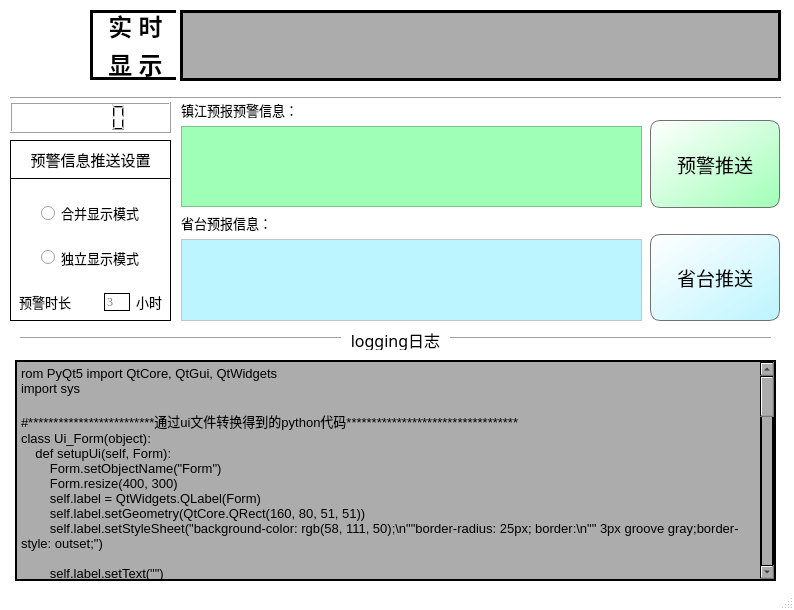
This is MessagePush.ui in dc4win/MessageDisplay as Qt 5 draws it before an edit. The edited form follows.
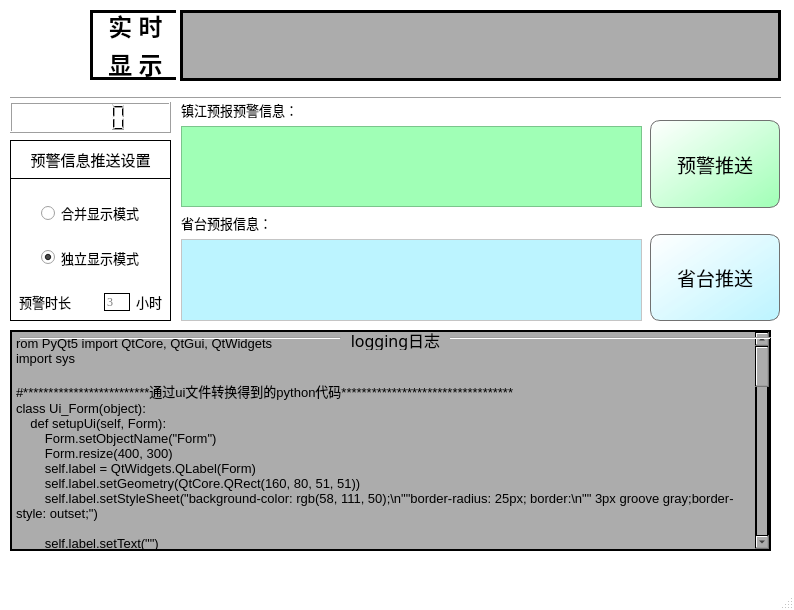
This is the edited form.

The edit to the form file:
```diff
--- a/MessagePush.ui
+++ b/MessagePush.ui
@@ -577,13 +577,16 @@
        <property name="text">
         <string>独立显示模式</string>
        </property>
+       <property name="checked">
+        <bool>true</bool>
+       </property>
        <attribute name="buttonGroup">
         <string notr="true">buttonGroup</string>
        </attribute>
       </widget>
      </item>
      <item>
-      <widget class="QWidget" name="" native="true">
+      <widget class="QWidget" name="widget" native="true">
        <property name="styleSheet">
         <string notr="true">border:none</string>
        </property>
@@ -658,8 +661,8 @@
    <widget class="QTextBrowser" name="loggingBrowser">
     <property name="geometry">
      <rect>
-      <x>15</x>
-      <y>360</y>
+      <x>10</x>
+      <y>330</y>
       <width>761</width>
       <height>221</height>
      </rect>
@@ -811,8 +814,8 @@
       <rect>
        <x>2</x>
        <y>2</y>
-       <width>81</width>
-       <height>76</height>
+       <width>71</width>
+       <height>61</height>
       </rect>
      </property>
      <property name="styleSheet">
```
